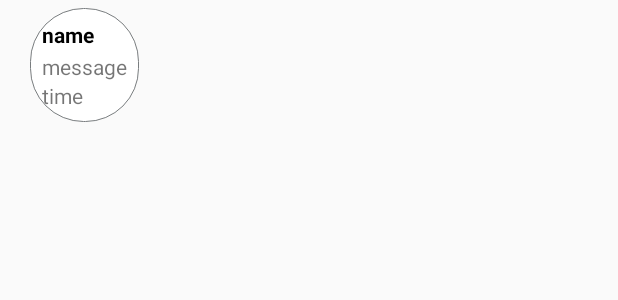
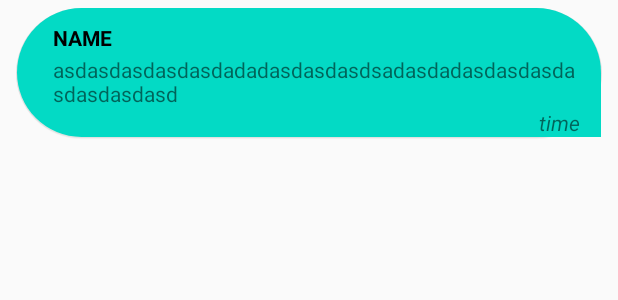
Before and after one commit to abellvolpi/ChatApp, an Android app: the layout message_received_item.xml on its own in the app's theme, with its tools: preview values and no code run, on a phone screen of 412 x 824 dp. Shown: the top 300 px of the screen. Run offline under Robolectric (Android 15) with nearby library versions, the phone set to English and light mode, and no system bars.

Commit message:
news funcitons, update layouts from chat bubble

```diff
--- a/app/build.gradle
+++ b/app/build.gradle
@@ -40,7 +40,7 @@ android {
 }
 
 dependencies {
-
+    implementation 'com.google.code.gson:gson:2.8.5'
     implementation "org.jetbrains.kotlin:kotlin-stdlib:$kotlin_version"
     implementation 'androidx.core:core-ktx:1.6.0'
     implementation 'androidx.appcompat:appcompat:1.3.0'
--- a/app/src/main/AndroidManifest.xml
+++ b/app/src/main/AndroidManifest.xml
@@ -6,6 +6,7 @@
     <uses-permission android:name="android.permission.ACCESS_WIFI_STATE"/>
 
     <application
+        android:name=".objects.MainApplication"
         android:allowBackup="true"
         android:icon="@mipmap/ic_launcher"
         android:label="@string/app_name"
--- a/app/src/main/java/com/example/chatapp/objects/ServerFactory.kt
+++ b/app/src/main/java/com/example/chatapp/objects/ServerFactory.kt
@@ -29,7 +29,6 @@ object ServerFactory: CoroutineScope {
             saida.close()
             client.close()
         }
-
     }
 
 }
--- a/app/src/main/java/com/example/chatapp/ui/adapter/ChatAdapter.kt
+++ b/app/src/main/java/com/example/chatapp/ui/adapter/ChatAdapter.kt
@@ -64,6 +64,7 @@ class ChatAdapter(var data: ArrayList<Message>) : RecyclerView.Adapter<RecyclerV
             childLinearLayoutChat.background = context.getDrawable(R.drawable.received_message_shape)
             time.text = timeFormatter(actualData.date)
             name.text = actualData.name
+            name.textAlignment = View.TEXT_ALIGNMENT_TEXT_END
             message.text = actualData.message
         }
     }
--- a/app/src/main/res/drawable/sent_message_shape.xml
+++ b/app/src/main/res/drawable/sent_message_shape.xml
@@ -1,11 +1,54 @@
 <?xml version="1.0" encoding="utf-8"?>
-<selector xmlns:android="http://schemas.android.com/apk/res/android">
-    <item>
+<layer-list xmlns:android="http://schemas.android.com/apk/res/android">
+
+    <!--Shadow Layer-->
+
+
+    <item android:right="10dp">
         <shape android:shape="rectangle">
-            <solid android:color="@color/teal_200"/>
-            <corners android:topLeftRadius="35dp" android:topRightRadius="35dp" android:bottomLeftRadius="35dp" android:bottomRightRadius="35dp"/>
-            <stroke android:color="#797D7F " android:width="0.01mm"/>
-            <padding android:bottom="8dp" android:left="8dp" android:right="8dp" android:top="8dp"/>
+            <corners android:radius="100dp" />
+            <padding
+                android:bottom="1px"
+                android:left="1px"
+                android:right="1px" />
+            <solid android:color="#01000000" />
         </shape>
     </item>
-</selector>
+
+    <!--===============-->
+
+
+    <item android:right="10dp">
+        <shape android:shape="rectangle">
+            <corners android:radius="100dp" />
+            <padding android:bottom="1px" />
+            <solid android:color="#09000000" />
+        </shape>
+    </item>
+
+    <!--===============-->
+
+
+    <item android:right="10dp">
+        <shape android:shape="rectangle">
+            <corners android:radius="100dp" />
+            <padding
+                android:bottom="1px"
+                android:left="1px"
+                android:right="1px" />
+            <solid android:color="#10000000" />
+        </shape>
+    </item>
+
+    <!--===============-->
+
+
+    <!--ForeGround-->
+    <item android:right="10dp">
+        <shape android:shape="rectangle">
+            <solid android:color="@color/teal_200" />
+            <corners android:bottomRightRadius="0dp" android:radius="100dp" />
+        </shape>
+    </item>
+
+</layer-list>
--- a/app/src/main/res/layout/message_received_item.xml
+++ b/app/src/main/res/layout/message_received_item.xml
@@ -1,28 +1,29 @@
 <?xml version="1.0" encoding="utf-8"?>
 <LinearLayout xmlns:android="http://schemas.android.com/apk/res/android"
-    xmlns:app="http://schemas.android.com/apk/res-auto"
-    xmlns:tools="http://schemas.android.com/tools"
     android:id="@+id/mainLinearLayoutChat"
     android:layout_width="match_parent"
     android:layout_height="wrap_content"
+    android:orientation="horizontal"
     android:layout_marginVertical="5dp"
-    android:orientation="horizontal">
+    android:gravity="end">
 
 
     <LinearLayout
+        android:paddingHorizontal="25dp"
+        android:paddingTop="10dp"
         android:id="@+id/childLinearLayoutChat"
         android:layout_width="wrap_content"
         android:layout_height="wrap_content"
-        android:layout_marginStart="20dp"
-        android:background="@drawable/received_message_shape"
+        android:layout_marginLeft="10dp"
+        android:background="@drawable/sent_message_shape"
         android:orientation="vertical">
 
         <TextView
             android:id="@+id/name"
-            android:layout_width="wrap_content"
+            android:layout_width="match_parent"
             android:layout_height="wrap_content"
             android:layout_marginBottom="2dp"
-            android:text="name"
+            android:text="NAME"
             android:textColor="@color/black"
             android:textStyle="bold" />
 
@@ -30,12 +31,14 @@
             android:id="@+id/message"
             android:layout_width="wrap_content"
             android:layout_height="wrap_content"
-            android:text="message" />
+            android:text="asdasdasdasdasdadadasdasdasdsadasdadasdasdasdasdasdasdasd" />
 
         <TextView
             android:id="@+id/time"
-            android:layout_width="wrap_content"
+            android:layout_width="match_parent"
             android:layout_height="wrap_content"
+            android:textAlignment="viewEnd"
+            android:textStyle="italic"
             android:text="time" />
 
     </LinearLayout>
```
Also changed, not shown: app/src/main/java/com/example/chatapp/objects/MainApplication.kt (added, +16 -0 lines), app/src/main/java/com/example/chatapp/objects/Utils.kt (added, +25 -0 lines), app/src/main/java/com/example/chatapp/ui/ChatFragment.kt (+5 -8 lines), app/src/main/java/com/example/chatapp/ui/model/Message.kt (+5 -2 lines), app/src/main/res/drawable/received_message_shape.xml (+52 -7 lines).
